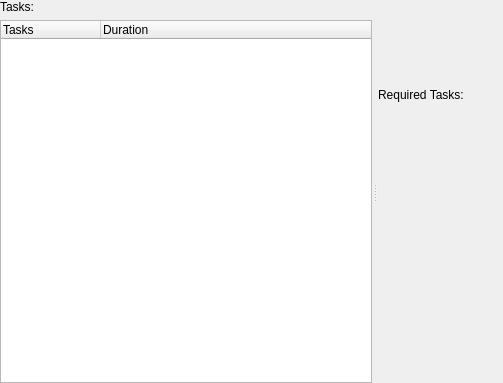
The window that kplato/kptperteditor.ui (KDE/calligra) describes before a commit, drawn with Qt 5.
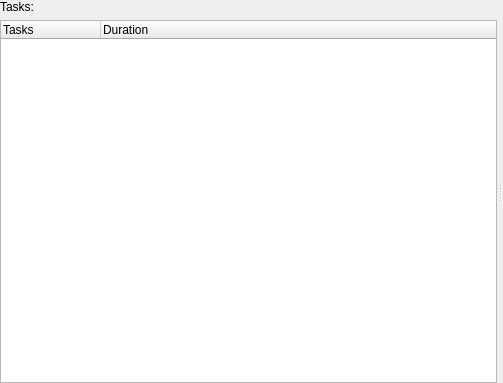
The same window after the commit. Custom widgets are drawn as their Qt base class.

Commit message: UI labels modified and required task list is operational

Diff of the .ui file:
```diff
--- a/kplato/kptperteditor.ui
+++ b/kplato/kptperteditor.ui
@@ -66,13 +66,6 @@
        <property name="spacing" >
         <number>6</number>
        </property>
-       <item>
-        <widget class="QLabel" name="label_2" >
-         <property name="text" >
-          <string>Required Tasks:</string>
-         </property>
-        </widget>
-       </item>
        <item>
         <widget class="KActionSelector" native="1" name="assignList" />
        </item>
```
The commit also changes 3 other files.
